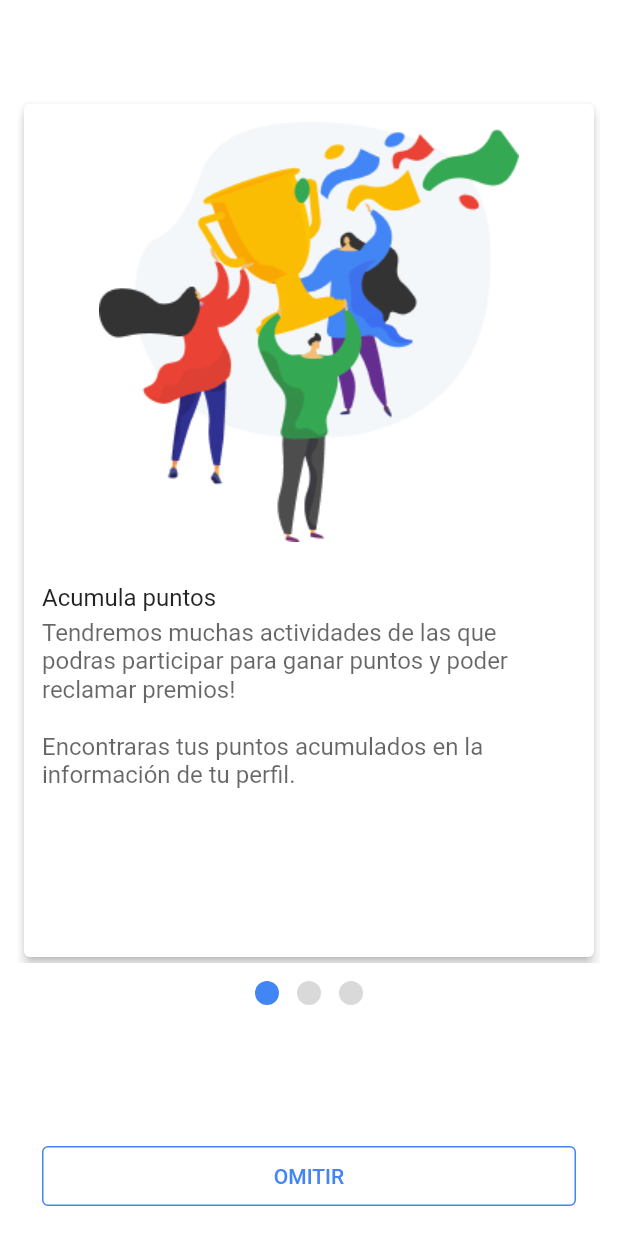
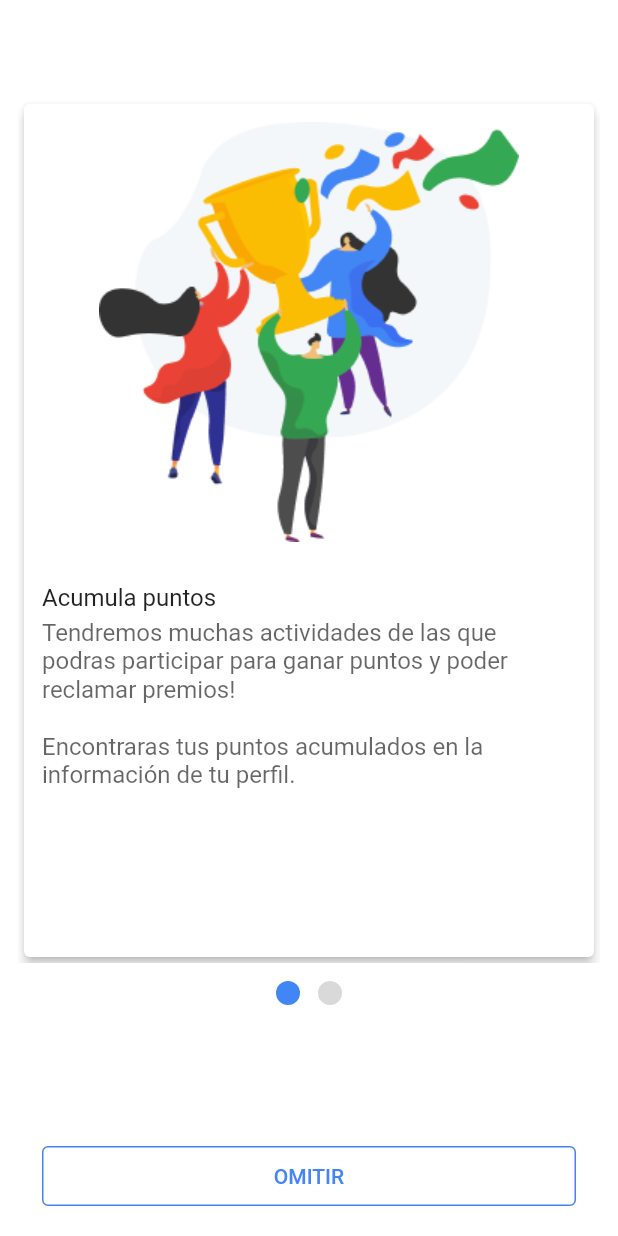
Before and after one commit to DevFestBolivia/devfest-mobile, a Flutter app: the OnboardingScreen screen opened by its route, on a phone screen of 412 x 824 dp. Run offline on Flutter 3.47's test engine with Material 2 defaults, Android fonts, the light colour scheme and no system bars; our stand-ins replace cloud_firestore, cloud_functions, connectivity_plus, firebase_auth, firebase_core, flutter_svg and 8 more; missing offline and left inert: qrscan, simple_barcode_scanner; accounts and stored records are empty; generated files the repository leaves out were written again; project files that could hold a hidden picture were left out.

Commit message:
All working for dev environment

```diff
--- a/lib/screens/login_screen.dart
+++ b/lib/screens/login_screen.dart
@@ -80,7 +80,7 @@ class _LoginScreenState extends State<LoginScreen> {
                   ),
                   renderLoginButton(),
                   VerticalSpacing.m,
-                  // renderGoogleButton(),
+                  renderGoogleButton(),
                 ],
               ),
             ),
@@ -202,6 +202,7 @@ class _LoginScreenState extends State<LoginScreen> {
             await _loginWithGoogle(context);
             _goToOnboarding();
           } catch (e) {
+            print(e.toString());
             ErrorDialog.showErrorDialog(
               context,
               TextStrings.anErrorOccurredTryAgain,
--- a/lib/screens/onboarding_screen.dart
+++ b/lib/screens/onboarding_screen.dart
@@ -268,8 +268,8 @@ class _DotsIndicator extends StatelessWidget {
         _animatedDot(0),
         HorizontalSpacing.m,
         _animatedDot(1),
-        HorizontalSpacing.m,
-        _animatedDot(2),
+        // HorizontalSpacing.m,
+        // _animatedDot(2),
       ],
     );
   }
```
Also changed, not shown: lib/firebase/auth/socialAuth/social_auth.dart (+7 -2 lines).
